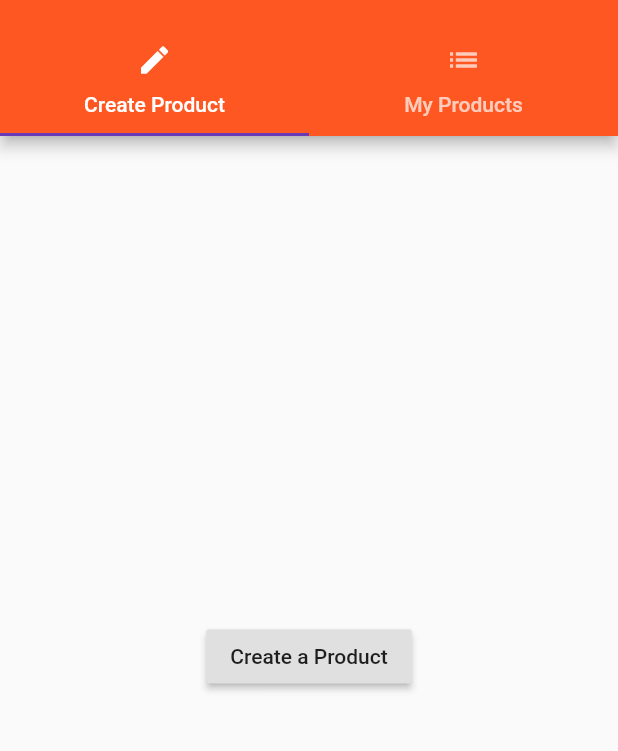
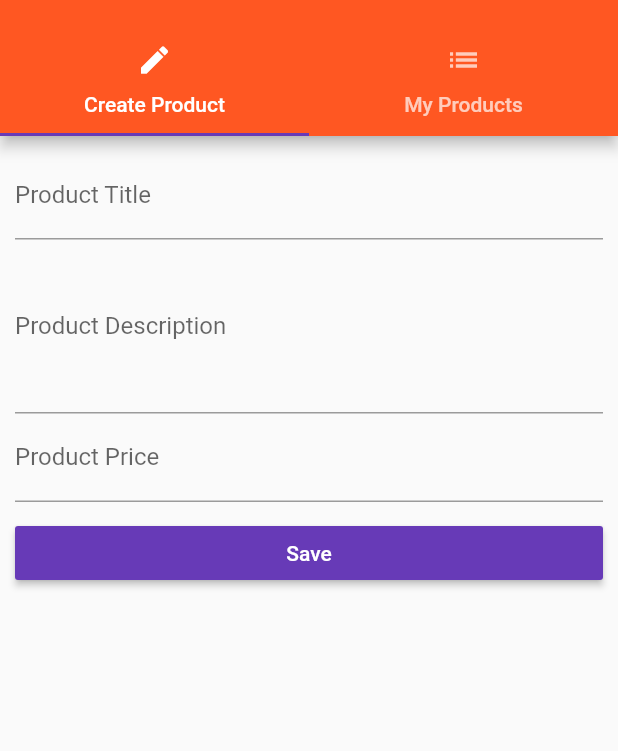
Before and after one commit to akashandroid90/food_app, a Flutter app: the ProductsAdminPage screen opened by its route, on a phone screen of 412 x 824 dp, the part 59-810 px from its top. Run offline on Flutter 3.47's test engine with Material 2 defaults, Android fonts, the phone set to English and light mode, and no system bars.

Commit message:
update code

```diff
--- a/lib/main.dart
+++ b/lib/main.dart
@@ -1,8 +1,10 @@
 import 'package:flutter/material.dart';
-import 'package:flutter_app/pages/product.dart';
-import 'package:flutter_app/pages/products.dart';
-import 'package:flutter_app/pages/products_admin.dart';
 // import 'package:flutter/rendering.dart';
+
+import './pages/auth.dart';
+import './pages/products_admin.dart';
+import './pages/products.dart';
+import './pages/product.dart';
 
 void main() {
   // debugPaintSizeEnabled = true;
@@ -19,9 +21,9 @@ class MyApp extends StatefulWidget {
 }
 
 class _MyAppState extends State<MyApp> {
-  List<Map<String, String>> _products = [];
+  List<Map<String, dynamic>> _products = [];
 
-  void _addProduct(Map<String, String> product) {
+  void _addProduct(Map<String, dynamic> product) {
     setState(() {
       _products.add(product);
     });
@@ -44,15 +46,17 @@ class _MyAppState extends State<MyApp> {
           accentColor: Colors.deepPurple),
       // home: AuthPage(),
       routes: {
-        '/': (BuildContext context) =>
-            ProductsPage(_products, _addProduct, _deleteProduct),
-        '/admin': (BuildContext context) => ProductsAdminPage()
+        '/': (BuildContext context) => AuthPage(),
+        '/products': (BuildContext context) => ProductsPage(_products),
+        '/admin': (BuildContext context) =>
+            ProductsAdminPage(_addProduct, _deleteProduct),
       },
       onGenerateRoute: (RouteSettings settings) {
         final List<String> pathElements = settings.name.split('/');
         if (pathElements[0] != '') {
           return null;
-        } else if (pathElements[1] == 'product') {
+        }
+        if (pathElements[1] == 'product') {
           final int index = int.parse(pathElements[2]);
           return MaterialPageRoute<bool>(
             builder: (BuildContext context) => ProductPage(
@@ -63,8 +67,7 @@ class _MyAppState extends State<MyApp> {
       },
       onUnknownRoute: (RouteSettings settings) {
         return MaterialPageRoute(
-            builder: (BuildContext context) =>
-                ProductsPage(_products, _addProduct, _deleteProduct));
+            builder: (BuildContext context) => ProductsPage(_products));
       },
     );
   }
--- a/lib/pages/product_create.dart
+++ b/lib/pages/product_create.dart
@@ -1,16 +1,72 @@
 import 'package:flutter/material.dart';
 
-class ProductCreatePage extends StatelessWidget {
+class ProductCreatePage extends StatefulWidget {
+  final Function addProduct;
+
+  ProductCreatePage(this.addProduct);
+
+  @override
+  State<StatefulWidget> createState() {
+    return _ProductCreatePageState();
+  }
+}
+
+class _ProductCreatePageState extends State<ProductCreatePage> {
+  String _titleValue;
+  String _descriptionValue;
+  double _priceValue;
+
   @override
   Widget build(BuildContext context) {
-    return Center(
-      child: RaisedButton(
-        child: Text('Create a Product'),
-        onPressed: () {
-          showModalBottomSheet(context: context, builder: (BuildContext context){
-            return Center(child: Text('This is Modal!'),);
-          });
-        },
+    return Container(
+      margin: EdgeInsets.all(10.0),
+      child: ListView(
+        children: <Widget>[
+          TextField(
+            decoration: InputDecoration(labelText: 'Product Title'),
+            onChanged: (String value) {
+              setState(() {
+                _titleValue = value;
+              });
+            },
+          ),
+          TextField(
+            maxLines: 4,
+            decoration: InputDecoration(labelText: 'Product Description'),
+            onChanged: (String value) {
+              setState(() {
+                _descriptionValue = value;
+              });
+            },
+          ),
+          TextField(
+            keyboardType: TextInputType.number,
+            decoration: InputDecoration(labelText: 'Product Price'),
+            onChanged: (String value) {
+              setState(() {
+                _priceValue = double.parse(value);
+              });
+            },
+          ),
+          SizedBox(
+            height: 10.0,
+          ),
+          RaisedButton(
+            child: Text('Save'),
+            color: Theme.of(context).accentColor,
+            textColor: Colors.white,
+            onPressed: () {
+              final Map<String, dynamic> product = {
+                'title': _titleValue,
+                'description': _descriptionValue,
+                'price': _priceValue,
+                'image': 'assets/food.jpg'
+              };
+              widget.addProduct(product);
+              Navigator.pushReplacementNamed(context, '/products');
+            },
+          )
+        ],
       ),
     );
   }
--- a/lib/pages/products_admin.dart
+++ b/lib/pages/products_admin.dart
@@ -1,10 +1,14 @@
 import 'package:flutter/material.dart';
 
-import './products.dart';
 import './product_create.dart';
 import './product_list.dart';
 
 class ProductsAdminPage extends StatelessWidget {
+  final Function addProduct;
+  final Function deleteProduct;
+
+  ProductsAdminPage(this.addProduct, this.deleteProduct);
+
   @override
   Widget build(BuildContext context) {
     return DefaultTabController(
@@ -20,8 +24,7 @@ class ProductsAdminPage extends StatelessWidget {
               ListTile(
                 title: Text('All Products'),
                 onTap: () {
-                  Navigator.pushReplacementNamed(
-                      context,'/');
+                  Navigator.pushReplacementNamed(context, '/products');
                 },
               )
             ],
@@ -43,7 +46,7 @@ class ProductsAdminPage extends StatelessWidget {
           ),
         ),
         body: TabBarView(
-          children: <Widget>[ProductCreatePage(), ProductListPage()],
+          children: <Widget>[ProductCreatePage(addProduct), ProductListPage()],
         ),
       ),
     );
```
Also changed, not shown: lib/pages/auth.dart (+56 -8 lines), lib/pages/product.dart (+17 -9 lines), lib/pages/products.dart (+3 -5 lines), lib/product_manager.dart (+3 -12 lines), lib/products.dart (+39 -11 lines), pubspec.yaml (+11 -25 lines), assets/Oswald-Bold.ttf (added).
